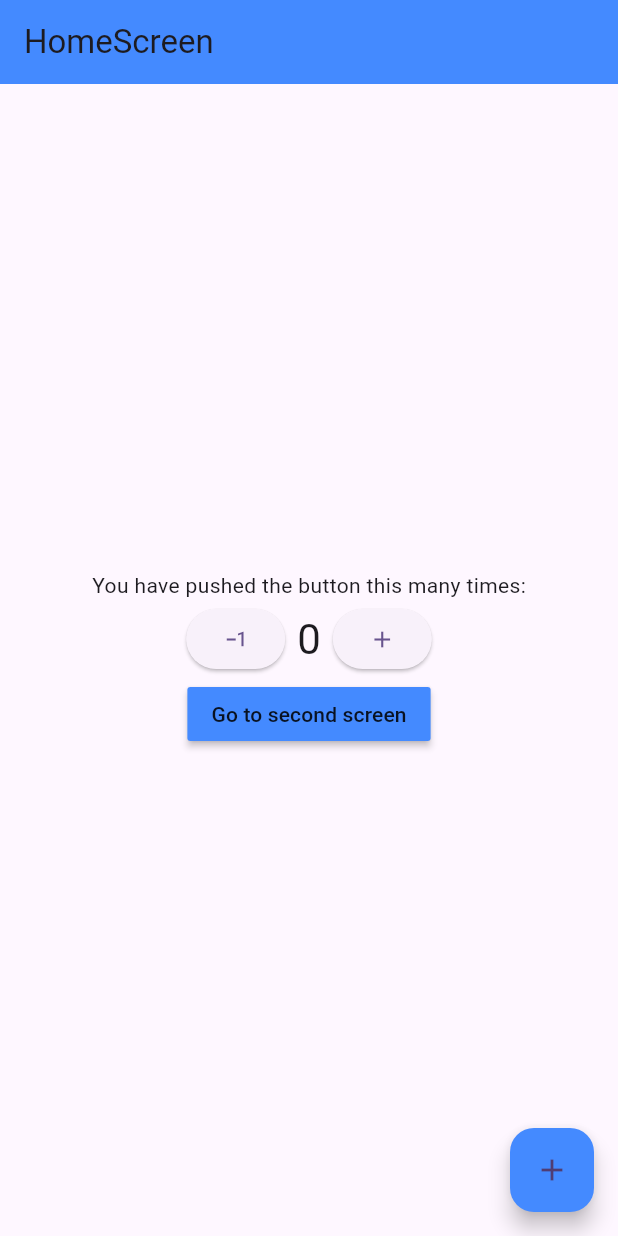
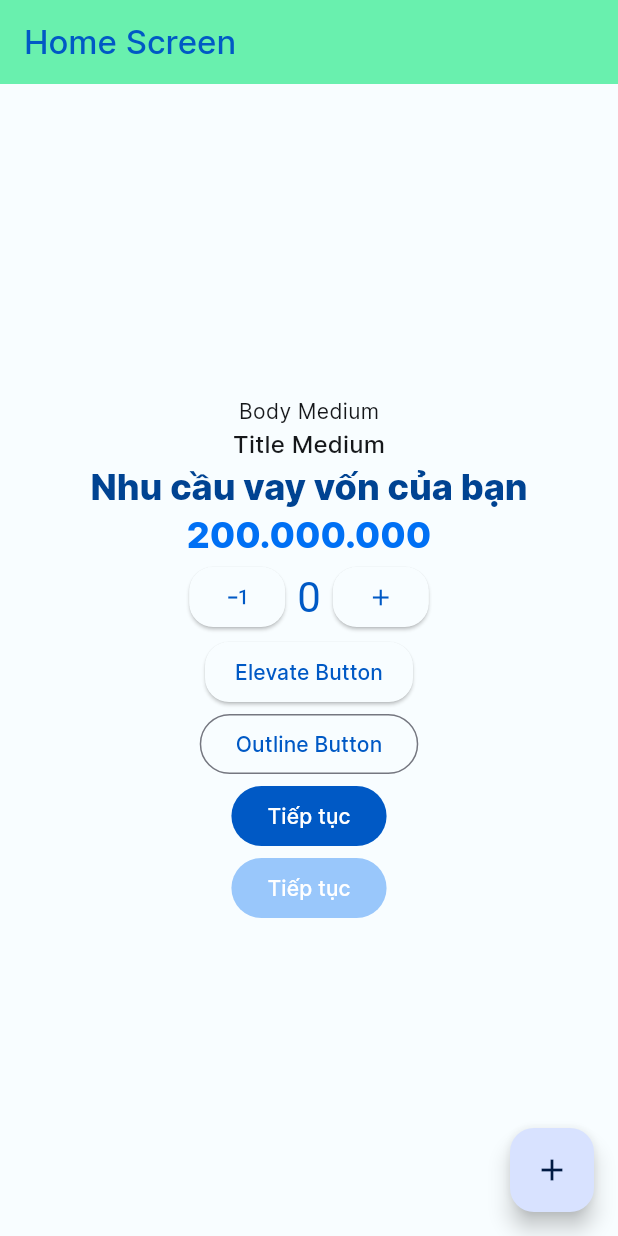
Before and after one commit to quangpg95/flutter101, a Flutter app: the screen it shows after launch, on a phone screen of 412 x 824 dp. Run offline on Flutter 3.47's test engine with Material 2 defaults, Android fonts, the phone set to English and light mode, and no system bars; our stand-ins replace bloc, flutter_bloc, go_router.

Commit message:
them style guildline

```diff
--- a/lib/main.dart
+++ b/lib/main.dart
@@ -1,29 +1,27 @@
 import 'package:flutter/material.dart';
 import 'package:flutter_101/bloc/counter_cubit.dart';
 import 'package:flutter_101/presentation/router/app_router.dart';
+import 'package:flutter_101/presentation/router/go_router.dart';
 import 'package:flutter_101/presentation/screens/home_screen.dart';
+import 'package:flutter_101/theme/themes.dart';
 import 'package:flutter_bloc/flutter_bloc.dart';
 
 void main() {
-  runApp(MyApp());
+  runApp(const MyApp());
 }
 
 class MyApp extends StatelessWidget {
-  final AppRouter _appRouter = AppRouter();
-
-  MyApp({super.key});
+  const MyApp({super.key});
 
   @override
   Widget build(BuildContext context) {
     return BlocProvider(
       create: (context) => CounterCubit(),
-      child: MaterialApp(
+      child: MaterialApp.router(
         title: 'Flutter Demo',
-        theme: ThemeData(
-          colorScheme: ColorScheme.fromSeed(seedColor: Colors.deepPurple),
-          useMaterial3: true,
-        ),
-        onGenerateRoute: _appRouter.onGenerateRoute,
+        theme: lendingLightTheme,
+        routerConfig: goRoute,
+        // onGenerateRoute: _appRouter.onGenerateRoute,
       ),
     );
   }
--- a/lib/presentation/screens/home_screen.dart
+++ b/lib/presentation/screens/home_screen.dart
@@ -1,7 +1,9 @@
 import 'package:flutter/material.dart';
 import 'package:flutter_101/presentation/router/app_router.dart';
 import 'package:flutter_101/presentation/screens/second_screen.dart';
+import 'package:flutter_101/theme/colors.dart';
 import 'package:flutter_bloc/flutter_bloc.dart';
+import 'package:go_router/go_router.dart';
 
 import '../../bloc/counter_cubit.dart';
 
@@ -35,9 +37,24 @@ class _HomeScreenState extends State<HomeScreen> {
         child: Column(
           mainAxisAlignment: MainAxisAlignment.center,
           children: <Widget>[
-            const Text(
-              'You have pushed the button this many times:',
+             Text(
+              'Body Medium',
             ),
+            Text(
+              'Title Medium',
+              style: Theme.of(context).textTheme.titleMedium,
+            ),
+             Text(
+              'Nhu cầu vay vốn của bạn',
+               style: Theme.of(context).textTheme.headlineSmall,
+            ),
+            Text(
+              '200.000.000',
+              style: Theme.of(context).textTheme.headlineSmall?.copyWith(
+                color: primaryColor500
+              ),
+            ),
+
             Row(
               mainAxisAlignment: MainAxisAlignment.center,
               children: [
@@ -45,7 +62,7 @@ class _HomeScreenState extends State<HomeScreen> {
                     onPressed: () {
                       BlocProvider.of<CounterCubit>(context).decrement();
                     },
-                    child: const Icon(Icons.exposure_minus_1)),
+                    child:  Icon(Icons.exposure_minus_1)),
                 Padding(
                   padding: const EdgeInsets.all(8.0),
                   child: BlocConsumer<CounterCubit, CounterState>(
@@ -70,20 +87,28 @@ class _HomeScreenState extends State<HomeScreen> {
                     child: const Icon(Icons.add))
               ],
             ),
-            MaterialButton(
-              onPressed: () {
-                Navigator.of(context).pushNamed(AppRouter.secondScreen);
-              },
-              color: widget.color,
-              child: const Text('Go to second screen'),
-            )
+            ElevatedButton(
+              onPressed: () {},
+              child: const Text('Elevate Button'),
+            ),
+            OutlinedButton(
+              onPressed: () {},
+              child: const Text('Outline Button'),
+            ),
+            FilledButton(
+              onPressed: () {},
+              child: const Text('Tiếp tục'),
+            ),
+            FilledButton(
+              onPressed: null,
+              child: const Text('Tiếp tục'),
+            ),
           ],
         ),
       ),
       floatingActionButton: FloatingActionButton(
         onPressed: _incrementCounter,
         tooltip: 'Increment',
-        backgroundColor: widget.color,
         child: const Icon(Icons.add),
       ),
     );
--- a/lib/presentation/screens/second_screen.dart
+++ b/lib/presentation/screens/second_screen.dart
@@ -2,6 +2,7 @@ import 'package:flutter/material.dart';
 import 'package:flutter_101/presentation/router/app_router.dart';
 import 'package:flutter_101/presentation/screens/third_screen.dart';
 import 'package:flutter_bloc/flutter_bloc.dart';
+import 'package:go_router/go_router.dart';
 
 import '../../bloc/counter_cubit.dart';
 
@@ -72,7 +73,9 @@ class _SecondScreenState extends State<SecondScreen> {
             ),
             MaterialButton(
                 onPressed: () {
-                  Navigator.of(context).pushNamed(AppRouter.thirdScreen);
+                  Map<String, String> pathParameters = <String, String>{}
+                    ..addEntries(List.of([const MapEntry("title", 'Third Screen')]));
+                  context.pushNamed(AppRouter.thirdScreen, pathParameters: pathParameters);
                 },
                 color: widget.color,
                 child: Text('Go to third screen'))
--- /dev/null
+++ b/lib/theme/themes.dart
@@ -0,0 +1,77 @@
+import 'package:flutter/material.dart';
+import 'package:flutter_101/extension/hex_color.dart';
+import 'package:flutter_101/theme/colors.dart';
+
+ThemeData lendingLightTheme = ThemeData(
+  brightness: Brightness.light,
+  colorScheme: lightColorScheme,
+  useMaterial3: true,
+  textTheme: const TextTheme(
+    bodyLarge: TextStyle(
+      fontFamily: 'InterRegular',
+      fontSize: 16,
+      color: defaultTextColor,
+    ),
+    bodyMedium: TextStyle(
+      fontFamily: 'InterRegular',
+      fontSize: 14,
+      color: defaultTextColor,
+    ),
+    bodySmall: TextStyle(
+      fontFamily: 'InterRegular',
+      fontSize: 12,
+      color: defaultTextColor,
+    ),
+    labelLarge: TextStyle(
+      fontFamily: 'InterMedium',
+      fontSize: 14,
+      color: defaultTextColor,
+    ),
+    labelMedium: TextStyle(
+      fontFamily: 'InterMedium',
+      fontSize: 12,
+      color: defaultTextColor,
+    ),
+    labelSmall: TextStyle(
+      fontFamily: 'InterMedium',
+      fontSize: 11,
+      color: defaultTextColor,
+    ),
+    titleLarge: TextStyle(
+      fontFamily: 'InterMedium',
+      fontSize: 22,
+      color: defaultTextColor,
+    ),
+    titleMedium: TextStyle(
+      fontFamily: 'InterMedium',
+      fontSize: 16,
+      color: defaultTextColor,
+    ),
+    titleSmall: TextStyle(
+      fontFamily: 'InterMedium',
+      fontSize: 14,
+      color: defaultTextColor,
+    ),
+    headlineSmall: TextStyle(
+      fontFamily: 'InterExtraBold',
+      fontSize: 24,
+      color: primaryColor700,
+    ),
+  ),
+  elevatedButtonTheme: ElevatedButtonThemeData(
+      style: ButtonStyle(
+    padding: MaterialStateProperty.all<EdgeInsetsGeometry>(
+        const EdgeInsets.symmetric(horizontal: 20.0, vertical: 2)),
+    shape: MaterialStateProperty.all(
+        RoundedRectangleBorder(borderRadius: BorderRadius.circular(16.0))),
+  )),
+  filledButtonTheme: FilledButtonThemeData(
+      style: FilledButton.styleFrom(
+          disabledBackgroundColor: primaryColor500.withAlpha(98),
+          disabledForegroundColor: Colors.white)),
+  // outlinedButtonTheme: OutlinedButtonThemeData(
+  //   style: OutlinedButton.styleFrom(
+  //     foregroundColor:
+  //   )
+  // )
+);
```
Also changed, not shown: lib/extension/hex_color.dart (added, +19 -0 lines), lib/presentation/router/go_router.dart (+34 -10 lines), lib/theme/colors.dart (added, +77 -0 lines), pubspec.yaml (+26 -0 lines), assets/fonts/Inter-Black.ttf (added), assets/fonts/Inter-Bold.ttf (added), assets/fonts/Inter-ExtraBold.ttf (added), assets/fonts/Inter-ExtraLight.ttf (added), assets/fonts/Inter-Light.ttf (added), assets/fonts/Inter-Medium.ttf (added), assets/fonts/Inter-Regular.ttf (added), assets/fonts/Inter-SemiBold.ttf (added), assets/fonts/Inter-Thin.ttf (added), pubspec.lock, 1 other file.
